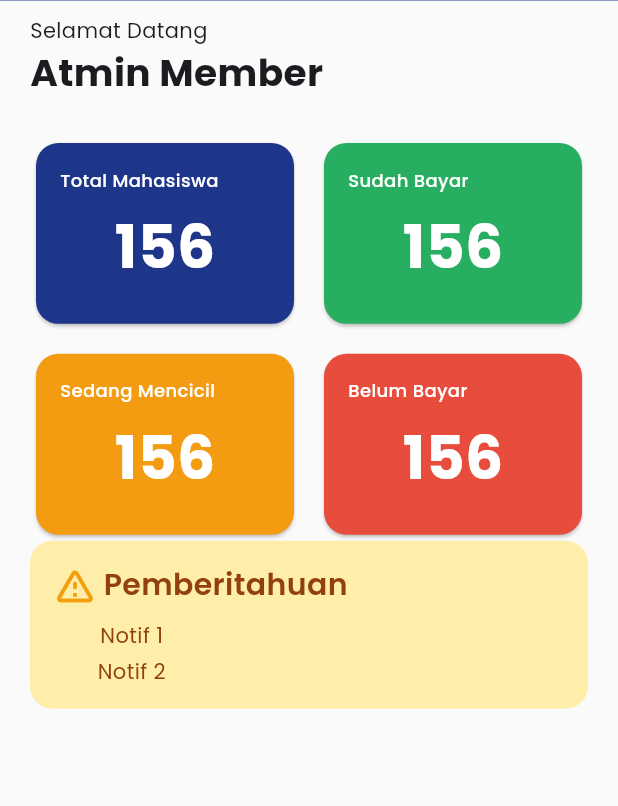
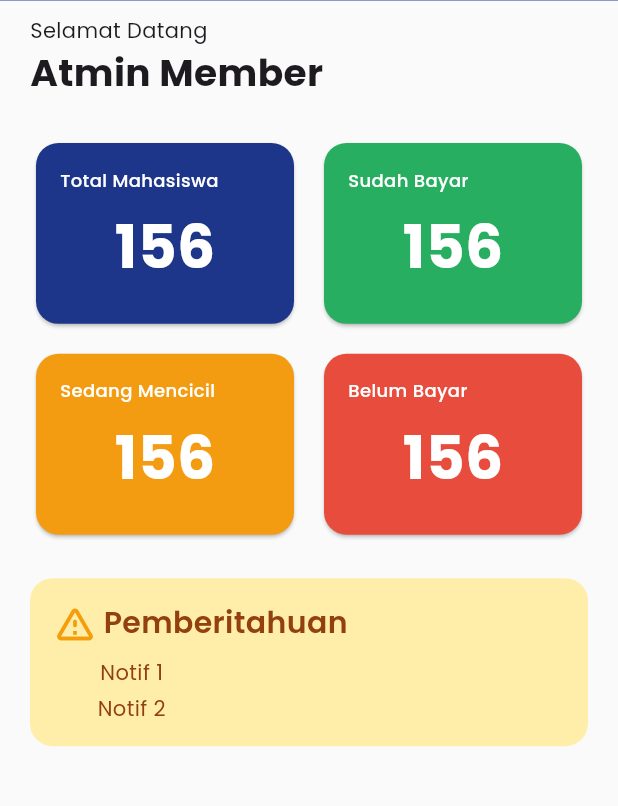
Before and after one commit to mmei203/pbl-simpadu-keuangan, a Flutter app: the HomePage screen opened by its route, on a phone screen of 412 x 824 dp, the part 97-903 px from its top. Run offline on Flutter 3.47's test engine with Material 3 defaults, Android fonts, the phone set to English and light mode, and no system bars; our stand-ins replace flutter_dotenv, google_fonts; network calls fail.

Commit message:
ganti column jadi listview

```diff
--- a/mobile/lib/screens/home_page.dart
+++ b/mobile/lib/screens/home_page.dart
@@ -70,10 +70,15 @@ class _HomePageState extends State<HomePage> {
         ],
       ),
 
-      body: Column(
+      body: ListView(
+        children: [
+          Column(
             children: [
               Padding(
-            padding: const EdgeInsets.symmetric(horizontal: 20, vertical: 10),
+                padding: const EdgeInsets.symmetric(
+                  horizontal: 20,
+                  vertical: 10,
+                ),
                 child: Column(
                   crossAxisAlignment: CrossAxisAlignment.start,
                   children: [
@@ -119,6 +124,8 @@ class _HomePageState extends State<HomePage> {
                       },
                     ),
 
+                    Preset.smallSpace,
+
                     // Notifikasi
                     Container(
                       padding: EdgeInsets.all(15),
@@ -144,7 +151,7 @@ class _HomePageState extends State<HomePage> {
                                 style: GoogleFonts.poppins(
                                   color: Color.fromRGBO(146, 64, 14, 100),
                                   fontSize: 20,
-                              fontWeight: FontWeight.w600
+                                  fontWeight: FontWeight.w600,
                                 ),
                               ),
                             ],
@@ -178,6 +185,8 @@ class _HomePageState extends State<HomePage> {
               ),
             ],
           ),
+        ],
+      ),
     );
   }
 }
```
Lines whose indentation alone changed are shown as unchanged.
